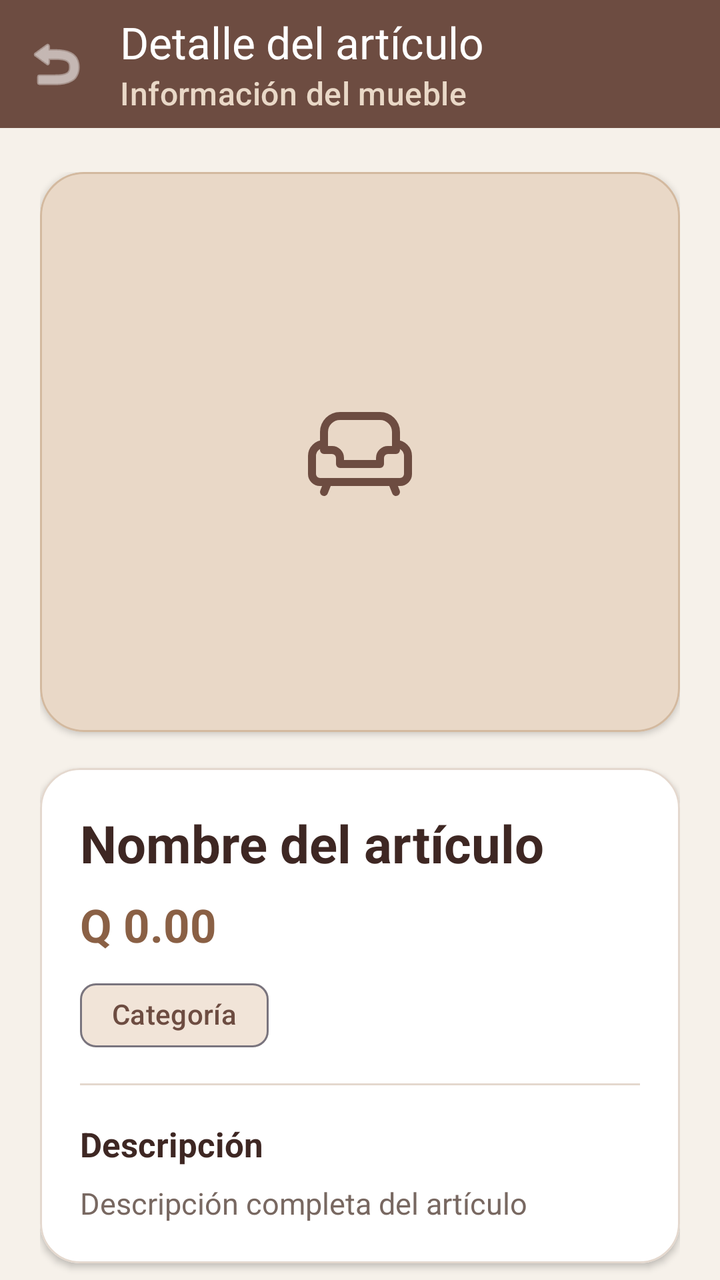
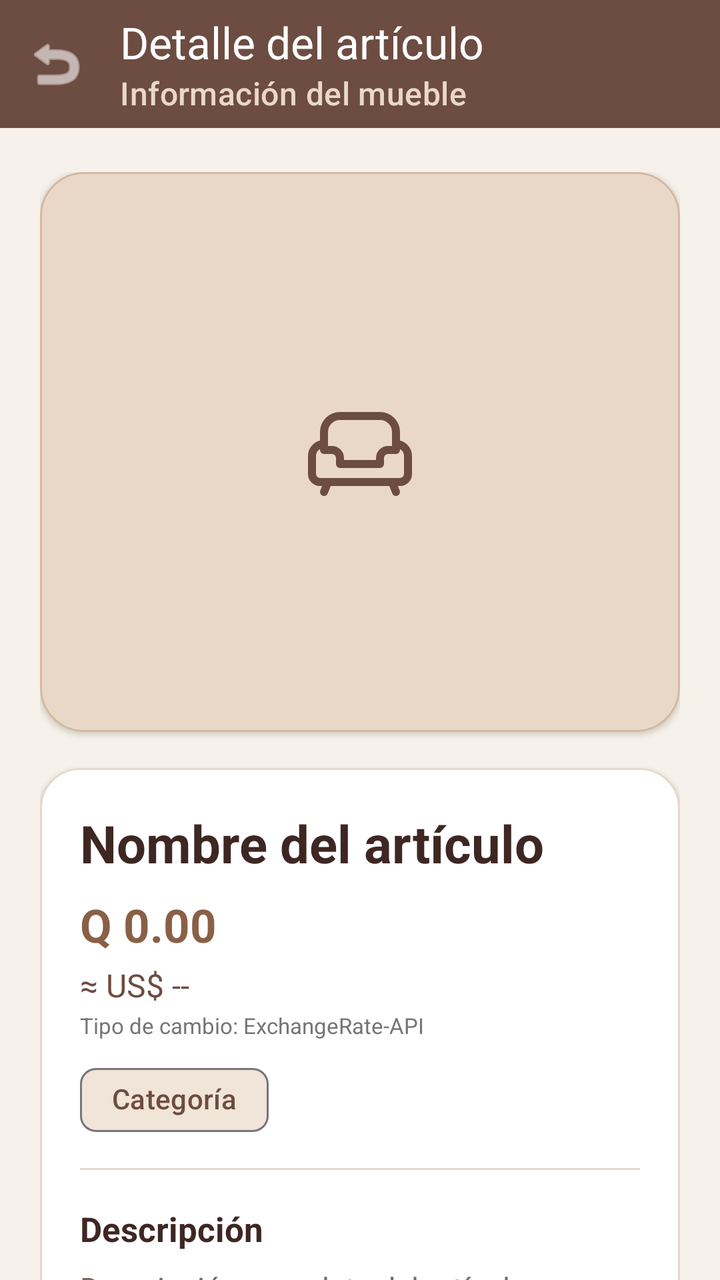

Compare the two renders of this Android layout. The source of the first and the diff that turns it into the second are given below.
<!-- AndroidManifest.xml: application theme Theme.MuebleriaApp -->
<!-- res/layout/activity_detalle_articulo.xml -->
<?xml version="1.0" encoding="utf-8"?>
<androidx.constraintlayout.widget.ConstraintLayout
    xmlns:android="http://schemas.android.com/apk/res/android"
    xmlns:app="http://schemas.android.com/apk/res-auto"
    android:id="@+id/main"
    android:layout_width="match_parent"
    android:layout_height="match_parent"
    android:background="#F6F1EA">

    <com.google.android.material.appbar.MaterialToolbar
        android:id="@+id/toolbarDetalle"
        android:layout_width="0dp"
        android:layout_height="?attr/actionBarSize"
        android:background="#6D4C41"
        app:layout_constraintEnd_toEndOf="parent"
        app:layout_constraintStart_toStartOf="parent"
        app:layout_constraintTop_toTopOf="parent"
        app:navigationIcon="@android:drawable/ic_menu_revert"
        app:navigationIconTint="#FFFFFF"
        app:subtitle="Información del mueble"
        app:subtitleTextColor="#E9D8C7"
        app:title="Detalle del artículo"
        app:titleTextColor="#FFFFFF" />

    <androidx.core.widget.NestedScrollView
        android:layout_width="0dp"
        android:layout_height="0dp"
        android:clipToPadding="false"
        android:fillViewport="true"
        app:layout_constraintBottom_toBottomOf="parent"
        app:layout_constraintEnd_toEndOf="parent"
        app:layout_constraintStart_toStartOf="parent"
        app:layout_constraintTop_toBottomOf="@id/toolbarDetalle">

        <LinearLayout
            android:layout_width="match_parent"
            android:layout_height="wrap_content"
            android:orientation="vertical"
            android:paddingStart="20dp"
            android:paddingTop="22dp"
            android:paddingEnd="20dp"
            android:paddingBottom="32dp">

            

            <com.google.android.material.card.MaterialCardView
                android:layout_width="match_parent"
                android:layout_height="280dp"
                app:cardBackgroundColor="#E9D8C7"
                app:cardCornerRadius="22dp"
                app:cardElevation="2dp"
                app:strokeColor="#D3B99F"
                app:strokeWidth="1dp">

                <ImageView
                    android:id="@+id/imgArticulo"
                    android:layout_width="match_parent"
                    android:layout_height="match_parent"
                    android:contentDescription="Fotografía del artículo"
                    android:padding="70dp"
                    android:scaleType="centerInside"
                    android:src="@drawable/ic_sofa" />

            </com.google.android.material.card.MaterialCardView>

            

            <com.google.android.material.card.MaterialCardView
                android:layout_width="match_parent"
                android:layout_height="wrap_content"
                android:layout_marginTop="18dp"
                app:cardBackgroundColor="#FFFFFF"
                app:cardCornerRadius="20dp"
                app:cardElevation="2dp"
                app:strokeColor="#E4D8CE"
                app:strokeWidth="1dp">

                <LinearLayout
                    android:layout_width="match_parent"
                    android:layout_height="wrap_content"
                    android:orientation="vertical"
                    android:padding="20dp">

                    <TextView
                        android:id="@+id/txtDetalleNombre"
                        android:layout_width="match_parent"
                        android:layout_height="wrap_content"
                        android:text="Nombre del artículo"
                        android:textColor="#3E2723"
                        android:textSize="26sp"
                        android:textStyle="bold" />

                    <TextView
                        android:id="@+id/txtDetallePrecio"
                        android:layout_width="match_parent"
                        android:layout_height="wrap_content"
                        android:layout_marginTop="8dp"
                        android:text="Q 0.00"
                        android:textColor="#8A6045"
                        android:textSize="23sp"
                        android:textStyle="bold" />

                    <com.google.android.material.chip.Chip
                        android:id="@+id/txtDetalleCategoria"
                        style="@style/Widget.Material3.Chip.Assist"
                        android:layout_width="wrap_content"
                        android:layout_height="wrap_content"
                        android:layout_marginTop="14dp"
                        android:clickable="false"
                        android:focusable="false"
                        android:text="Categoría"
                        android:textColor="#6D4C41"
                        android:textSize="14sp"
                        app:chipBackgroundColor="#F1E4D8"
                        app:ensureMinTouchTargetSize="false" />

                    <View
                        android:layout_width="match_parent"
                        android:layout_height="1dp"
                        android:layout_marginTop="18dp"
                        android:background="#E4D8CE" />

                    <TextView
                        android:layout_width="wrap_content"
                        android:layout_height="wrap_content"
                        android:layout_marginTop="18dp"
                        android:text="Descripción"
                        android:textColor="#3E2723"
                        android:textSize="17sp"
                        android:textStyle="bold" />

                    <TextView
                        android:id="@+id/txtDetalleDescripcion"
                        android:layout_width="match_parent"
                        android:layout_height="wrap_content"
                        android:layout_marginTop="8dp"
                        android:lineSpacingExtra="4dp"
                        android:text="Descripción completa del artículo"
                        android:textColor="#786861"
                        android:textIsSelectable="true"
                        android:textSize="15sp" />

                </LinearLayout>

            </com.google.android.material.card.MaterialCardView>

            

            <com.google.android.material.button.MaterialButton
                android:id="@+id/btnEditar"
                android:layout_width="match_parent"
                android:layout_height="wrap_content"
                android:layout_marginTop="22dp"
                android:minHeight="58dp"
                android:text="Editar artículo"
                android:textAllCaps="false"
                android:textSize="16sp"
                android:textStyle="bold"
                app:backgroundTint="#6D4C41"
                app:cornerRadius="16dp"
                app:icon="@android:drawable/ic_menu_edit"
                app:iconGravity="textStart"
                app:iconPadding="10dp"
                app:iconTint="#FFFFFF" />

            

            <com.google.android.material.button.MaterialButton
                android:id="@+id/btnEliminar"
                style="@style/Widget.Material3.Button.OutlinedButton"
                android:layout_width="match_parent"
                android:layout_height="wrap_content"
                android:layout_marginTop="12dp"
                android:minHeight="56dp"
                android:text="Eliminar artículo"
                android:textAllCaps="false"
                android:textColor="#A33B32"
                android:textSize="16sp"
                android:textStyle="bold"
                app:cornerRadius="16dp"
                app:icon="@android:drawable/ic_menu_delete"
                app:iconGravity="textStart"
                app:iconPadding="10dp"
                app:iconTint="#A33B32"
                app:strokeColor="#A33B32"
                app:strokeWidth="1dp" />

        </LinearLayout>

    </androidx.core.widget.NestedScrollView>

</androidx.constraintlayout.widget.ConstraintLayout>
<!-- resources referenced by this layout -->
<resources>
  <!-- drawable ic_sofa (drawable) -->
  <?xml version="1.0" encoding="utf-8"?>
  <vector xmlns:android="http://schemas.android.com/apk/res/android"
      android:width="64dp"
      android:height="64dp"
      android:viewportWidth="64"
      android:viewportHeight="64">
  
      
      <path
          android:fillColor="#00000000"
          android:pathData="M14,30 L14,22 C14,17.6 17.6,14 22,14 L42,14 C46.4,14 50,17.6 50,22 L50,30"
          android:strokeColor="#6D4C41"
          android:strokeLineCap="round"
          android:strokeLineJoin="round"
          android:strokeWidth="4" />
  
      
      <path
          android:fillColor="#00000000"
          android:pathData="M14,31 L18,31 C20.2,31 22,32.8 22,35 L22,38 L42,38 L42,35 C42,32.8 43.8,31 46,31 L50,31"
          android:strokeColor="#6D4C41"
          android:strokeLineCap="round"
          android:strokeLineJoin="round"
          android:strokeWidth="4" />
  
      
      <path
          android:fillColor="#00000000"
          android:pathData="M14,28 C10.7,28 8,30.7 8,34 L8,43 C8,45.2 9.8,47 12,47 L52,47 C54.2,47 56,45.2 56,43 L56,34 C56,30.7 53.3,28 50,28"
          android:strokeColor="#6D4C41"
          android:strokeLineCap="round"
          android:strokeLineJoin="round"
          android:strokeWidth="4" />
  
      
      <path
          android:fillColor="#00000000"
          android:pathData="M16,47 L14,52 M48,47 L50,52"
          android:strokeColor="#6D4C41"
          android:strokeLineCap="round"
          android:strokeWidth="4" />
  
  </vector>
  <style name="Theme.MuebleriaApp" parent="Base.Theme.MuebleriaApp" />
  <style name="Base.Theme.MuebleriaApp" parent="Theme.Material3.DayNight.NoActionBar">
          
          
      </style>
</resources>

<!-- the commit's change to res/layout/activity_detalle_articulo.xml (unified diff, before → after) -->
@@ -99,6 +99,24 @@
                         android:textColor="#8A6045"
                         android:textSize="23sp"
                         android:textStyle="bold" />
+
+                    <TextView
+                        android:id="@+id/tvPrecioDolares"
+                        android:layout_width="wrap_content"
+                        android:layout_height="wrap_content"
+                        android:layout_marginTop="4dp"
+                        android:text="≈ US$ --"
+                        android:textSize="16sp"
+                        android:textColor="#6D4C41" />
+
+                    <TextView
+                        android:id="@+id/tvFuenteTipoCambio"
+                        android:layout_width="wrap_content"
+                        android:layout_height="wrap_content"
+                        android:layout_marginTop="2dp"
+                        android:text="Tipo de cambio: ExchangeRate-API"
+                        android:textSize="11sp"
+                        android:textColor="#757575" />
 
                     <com.google.android.material.chip.Chip
                         android:id="@+id/txtDetalleCategoria"
